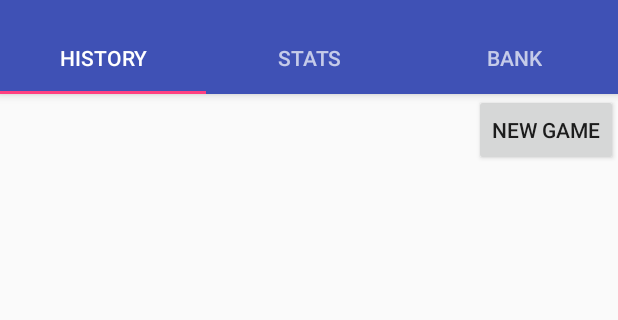
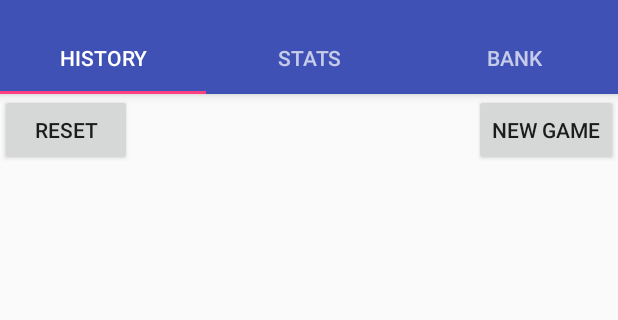
Before and after one commit to EthanYu22/Bankroll-Breakdown-Continued, an Android app: the screen it shows after launch (MainActivity), on a phone screen of 412 x 824 dp, the part 62-382 px from its top. Run offline under Robolectric (Android 15) with nearby library versions, the phone set to English and light mode, and no system bars.

Commit message:
added reset button + minor fixes

```diff
--- a/PokerJournal/app/src/main/java/com/example/ethan/pokerjournal/DatabaseHelper.java
+++ b/PokerJournal/app/src/main/java/com/example/ethan/pokerjournal/DatabaseHelper.java
@@ -101,4 +101,9 @@ public class DatabaseHelper extends SQLiteOpenHelper {
 
         return games;
     }
+
+    public void clearGames() {
+        SQLiteDatabase db = this.getWritableDatabase();
+        db.delete(TABLE_GAMES, null, null);
+    }
 }
--- a/PokerJournal/app/src/main/java/com/example/ethan/pokerjournal/GameFormActivity.java
+++ b/PokerJournal/app/src/main/java/com/example/ethan/pokerjournal/GameFormActivity.java
@@ -39,7 +39,7 @@ public class GameFormActivity extends AppCompatActivity {
         EditText editCashOut = (EditText) findViewById(R.id.editCashOut);
         double cashOut = Double.parseDouble(editCashOut.getText().toString());
         //set values
-        game.setId(rand.nextInt(1000));
+        //game.setId(rand.nextInt(1000));//will auto increment
         game.setType(type);
         game.setLocation(location);
         game.setDate(date);
--- a/PokerJournal/app/src/main/java/com/example/ethan/pokerjournal/HistoryFragment.java
+++ b/PokerJournal/app/src/main/java/com/example/ethan/pokerjournal/HistoryFragment.java
@@ -38,11 +38,11 @@ public class HistoryFragment extends Fragment {
 
     public void onResume() {
         super.onResume();
-        gameList = db.getAllGames();
         displayGames();
     }
 
     public void displayGames() {
+        gameList = db.getAllGames();
         ListView lv = (ListView) getView().findViewById(R.id.listGames);
         GameArrayAdapter adapter = new GameArrayAdapter(getActivity(), gameList);
         lv.setAdapter(adapter);
--- a/PokerJournal/app/src/main/java/com/example/ethan/pokerjournal/MainActivity.java
+++ b/PokerJournal/app/src/main/java/com/example/ethan/pokerjournal/MainActivity.java
@@ -2,7 +2,7 @@ package com.example.ethan.pokerjournal;
 /*
 Using a guide from www.androidhive.info for tabs and sqlite
  */
-import android.content.Context;
+
 import android.content.Intent;
 import android.support.design.widget.TabLayout;
 import android.support.v4.view.ViewPager;
@@ -10,7 +10,6 @@ import android.support.v7.app.AppCompatActivity;
 import android.os.Bundle;
 import android.support.v7.widget.Toolbar;
 import android.view.View;
-import android.widget.ListView;
 
 import java.util.List;
 
@@ -23,6 +22,10 @@ public class MainActivity extends AppCompatActivity {
     List<Game> gameList;
     DatabaseHelper db;
 
+    HistoryFragment hist;
+    StatsFragment stats;
+    BankFragment bank;
+
     @Override
     protected void onCreate(Bundle savedInstanceState) {
         super.onCreate(savedInstanceState);
@@ -33,6 +36,10 @@ public class MainActivity extends AppCompatActivity {
         getSupportActionBar().setDisplayHomeAsUpEnabled(true);
         db = new DatabaseHelper(this);
         gameList = db.getAllGames();
+        //
+        hist = new HistoryFragment();
+        stats = new StatsFragment();
+        bank = new BankFragment();
 
         viewPager = (ViewPager) findViewById(R.id.viewpager);
         setupViewPager(viewPager);
@@ -43,9 +50,9 @@ public class MainActivity extends AppCompatActivity {
 
     public void setupViewPager(ViewPager upViewPager) {
         ViewPagerAdapter adapter = new ViewPagerAdapter(getSupportFragmentManager());
-        adapter.addFragment(new HistoryFragment(), "History");
-        adapter.addFragment(new StatsFragment(), "Stats");
-        adapter.addFragment(new BankFragment(), "Bank");
+        adapter.addFragment(hist, "History");
+        adapter.addFragment(stats, "Stats");
+        adapter.addFragment(bank, "Bank");
         viewPager.setAdapter(adapter);
     }
 
@@ -54,16 +61,9 @@ public class MainActivity extends AppCompatActivity {
         startActivity(intent);
     }
 
-    /*
-    public void onResume() {
-        super.onResume();
-        displayGames();
+    public void onClickResetGame(View v) {
+        db.clearGames();
+        hist.displayGames();
     }
 
-    public void displayGames() {
-        ListView lv = (ListView) findViewById(R.id.listGames);
-        GameArrayAdapter adapter = new GameArrayAdapter(this, gameList);
-        lv.setAdapter(adapter);
-    }
-    */
 }
--- a/PokerJournal/app/src/main/res/layout/history.xml
+++ b/PokerJournal/app/src/main/res/layout/history.xml
@@ -21,4 +21,13 @@
         android:layout_centerHorizontal="true"
         android:layout_below="@+id/buttonNewGame" />
 
+    <Button
+        android:layout_width="wrap_content"
+        android:layout_height="wrap_content"
+        android:text="reset"
+        android:id="@+id/buttonResetGames"
+        android:layout_alignParentTop="true"
+        android:layout_alignParentStart="true"
+        android:onClick="onClickResetGame" />
+
 </RelativeLayout>
```
